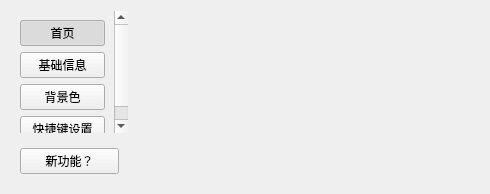
Qt form uis/rc_setting/setting_ui.ui (YQBaobao/RollerCoaster) before a commit.
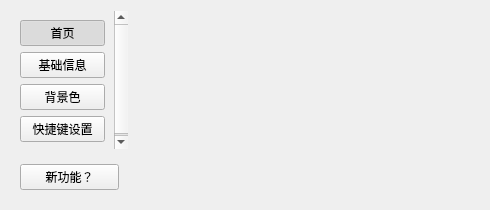
The same form after that commit. Icons and pictures are not drawn.

The edit to the form file:
```diff
--- a/uis/rc_setting/setting_ui.ui
+++ b/uis/rc_setting/setting_ui.ui
@@ -7,19 +7,19 @@
     <x>0</x>
     <y>0</y>
     <width>490</width>
-    <height>194</height>
+    <height>210</height>
    </rect>
   </property>
   <property name="minimumSize">
    <size>
     <width>490</width>
-    <height>194</height>
+    <height>210</height>
    </size>
   </property>
   <property name="maximumSize">
    <size>
     <width>490</width>
-    <height>194</height>
+    <height>210</height>
    </size>
   </property>
   <property name="windowTitle">
@@ -38,6 +38,12 @@
        <height>0</height>
       </size>
      </property>
+     <property name="maximumSize">
+      <size>
+       <width>345</width>
+       <height>16777215</height>
+      </size>
+     </property>
     </widget>
    </item>
    <item row="0" column="0">
@@ -54,7 +60,7 @@
         <x>0</x>
         <y>0</y>
         <width>121</width>
-        <height>129</height>
+        <height>145</height>
        </rect>
       </property>
       <layout class="QGridLayout" name="gridLayout_3">
```
Left out of the diff: 6 changed lines with no effect on the pictures.
